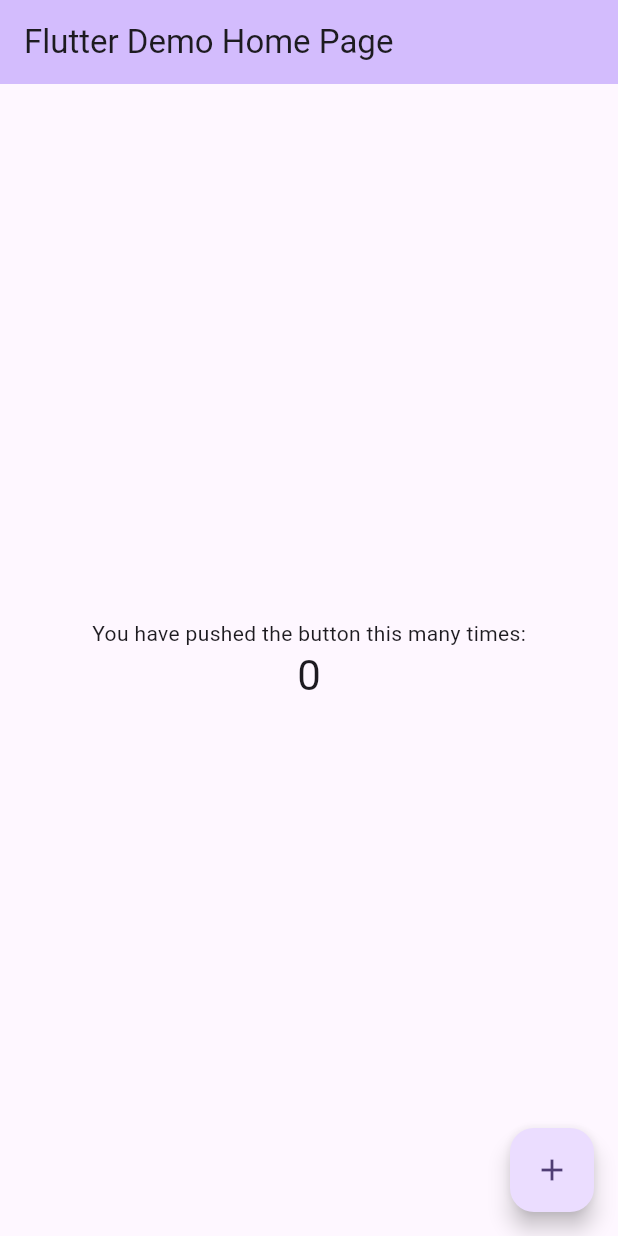
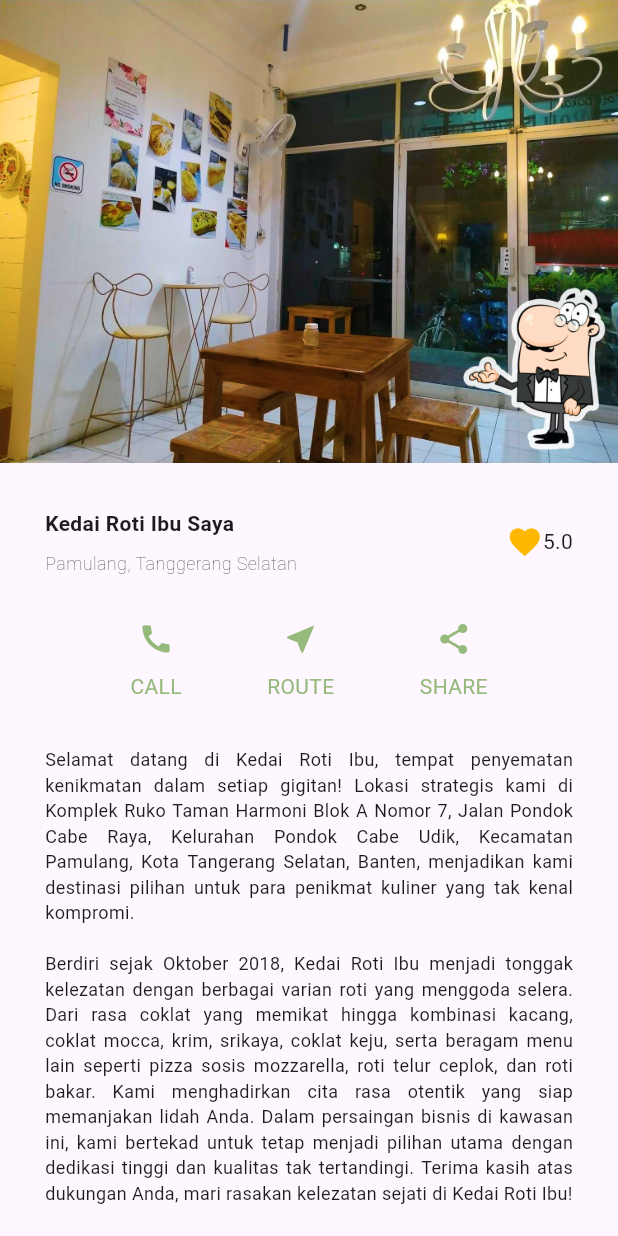
Before and after one commit to rizkijanuar/bwa_kedairoti, a Flutter app: the screen it shows after launch, on a phone screen of 412 x 824 dp. Run offline on Flutter 3.47's test engine with Material 3 defaults, Android fonts, the light colour scheme and no system bars.

Commit message:
grinding slcing ui homepage

```diff
--- a/analysis_options.yaml
+++ b/analysis_options.yaml
@@ -7,7 +7,7 @@
 
 # The following line activates a set of recommended lints for Flutter apps,
 # packages, and plugins designed to encourage good coding practices.
-include: package:flutter_lints/flutter.yaml
+# include: package:flutter_lints/flutter.yaml
 
 linter:
   # The lint rules applied to this project can be customized in the
@@ -23,6 +23,5 @@ linter:
   rules:
     # avoid_print: false  # Uncomment to disable the `avoid_print` rule
     # prefer_single_quotes: true  # Uncomment to enable the `prefer_single_quotes` rule
-
 # Additional information about this file can be found at
 # https://dart.dev/guides/language/analysis-options
--- /dev/null
+++ b/lib/home_page.dart
@@ -0,0 +1,143 @@
+import 'package:flutter/material.dart';
+
+class HomePage extends StatelessWidget {
+  @override
+  Widget build(BuildContext context) {
+    return Scaffold(
+      body: SafeArea(
+        child: SingleChildScrollView(
+          child: Column(
+            crossAxisAlignment: CrossAxisAlignment.start,
+            children: [
+              Image.asset(
+                "assets/image.png",
+              ),
+              SizedBox(
+                height: 30,
+              ),
+              Padding(
+                padding: EdgeInsets.symmetric(
+                  horizontal: 30,
+                ),
+                child: Row(
+                  mainAxisAlignment: MainAxisAlignment.spaceBetween,
+                  children: [
+                    Column(
+                      crossAxisAlignment: CrossAxisAlignment.start,
+                      children: [
+                        Text(
+                          "Kedai Roti Ibu Saya",
+                          style: TextStyle(
+                            fontWeight: FontWeight.w700,
+                          ),
+                        ),
+                        SizedBox(
+                          height: 8,
+                        ),
+                        Text(
+                          "Pamulang, Tanggerang Selatan",
+                          style: TextStyle(
+                            fontWeight: FontWeight.w100,
+                            fontSize: 12,
+                          ),
+                        ),
+                      ],
+                    ),
+                    Row(
+                      children: [
+                        Icon(
+                          Icons.favorite,
+                          color: Color(0xffFFB800),
+                        ),
+                        Text("5.0")
+                      ],
+                    ),
+                  ],
+                ),
+              ),
+              SizedBox(
+                height: 30,
+              ),
+              Padding(
+                padding: EdgeInsets.symmetric(
+                  horizontal: 30,
+                ),
+                child: Row(
+                  mainAxisAlignment: MainAxisAlignment.spaceEvenly,
+                  children: [
+                    Column(
+                      children: [
+                        Icon(
+                          Icons.call,
+                          color: Color(0xff96BA7C),
+                        ),
+                        SizedBox(
+                          height: 10,
+                        ),
+                        Text(
+                          "CALL",
+                          style: TextStyle(
+                            color: Color(0xff96BA7C),
+                          ),
+                        ),
+                      ],
+                    ),
+                    Column(
+                      children: [
+                        Icon(
+                          Icons.near_me,
+                          color: Color(0xff96BA7C),
+                        ),
+                        SizedBox(
+                          height: 10,
+                        ),
+                        Text(
+                          "ROUTE",
+                          style: TextStyle(
+                            color: Color(0xff96BA7C),
+                          ),
+                        ),
+                      ],
+                    ),
+                    Column(
+                      children: [
+                        Icon(
+                          Icons.share,
+                          color: Color(0xff96BA7C),
+                        ),
+                        SizedBox(
+                          height: 10,
+                        ),
+                        Text(
+                          "SHARE",
+                          style: TextStyle(
+                            color: Color(0xff96BA7C),
+                          ),
+                        ),
+                      ],
+                    ),
+                  ],
+                ),
+              ),
+              SizedBox(
+                height: 30,
+              ),
+              Padding(
+                padding: EdgeInsets.symmetric(
+                  horizontal: 30,
+                ),
+                child: Text(
+                  "Selamat datang di Kedai Roti Ibu, tempat penyematan kenikmatan dalam setiap gigitan! Lokasi strategis kami di Komplek Ruko Taman Harmoni Blok A Nomor 7, Jalan Pondok Cabe Raya, Kelurahan Pondok Cabe Udik, Kecamatan Pamulang, Kota Tangerang Selatan, Banten, menjadikan kami destinasi pilihan untuk para penikmat kuliner yang tak kenal kompromi.\n\nBerdiri sejak Oktober 2018, Kedai Roti Ibu menjadi tonggak kelezatan dengan berbagai varian roti yang menggoda selera. Dari rasa coklat yang memikat hingga kombinasi kacang, coklat mocca, krim, srikaya, coklat keju, serta beragam menu lain seperti pizza sosis mozzarella, roti telur ceplok, dan roti bakar. Kami menghadirkan cita rasa otentik yang siap memanjakan lidah Anda. Dalam persaingan bisnis di kawasan ini, kami bertekad untuk tetap menjadi pilihan utama dengan dedikasi tinggi dan kualitas tak tertandingi. Terima kasih atas dukungan Anda, mari rasakan kelezatan sejati di Kedai Roti Ibu!",
+                  style: TextStyle(
+                    fontSize: 12,
+                  ),
+                  textAlign: TextAlign.justify,
+                ),
+              ),
+            ],
+          ),
+        ),
+      ),
+    );
+  }
+}
--- a/lib/main.dart
+++ b/lib/main.dart
@@ -1,125 +1,13 @@
+import 'package:bwa_kedairoti/home_page.dart';
 import 'package:flutter/material.dart';
 
-void main() {
-  runApp(const MyApp());
-}
+void main() => runApp(MyApp());
 
 class MyApp extends StatelessWidget {
-  const MyApp({super.key});
-
-  // This widget is the root of your application.
   @override
   Widget build(BuildContext context) {
     return MaterialApp(
-      title: 'Flutter Demo',
-      theme: ThemeData(
-        // This is the theme of your application.
-        //
-        // TRY THIS: Try running your application with "flutter run". You'll see
-        // the application has a purple toolbar. Then, without quitting the app,
-        // try changing the seedColor in the colorScheme below to Colors.green
-        // and then invoke "hot reload" (save your changes or press the "hot
-        // reload" button in a Flutter-supported IDE, or press "r" if you used
-        // the command line to start the app).
-        //
-        // Notice that the counter didn't reset back to zero; the application
-        // state is not lost during the reload. To reset the state, use hot
-        // restart instead.
-        //
-        // This works for code too, not just values: Most code changes can be
-        // tested with just a hot reload.
-        colorScheme: ColorScheme.fromSeed(seedColor: Colors.deepPurple),
-        useMaterial3: true,
-      ),
-      home: const MyHomePage(title: 'Flutter Demo Home Page'),
+      home: HomePage(),
     );
   }
 }
-
-class MyHomePage extends StatefulWidget {
-  const MyHomePage({super.key, required this.title});
-
-  // This widget is the home page of your application. It is stateful, meaning
-  // that it has a State object (defined below) that contains fields that affect
-  // how it looks.
-
-  // This class is the configuration for the state. It holds the values (in this
-  // case the title) provided by the parent (in this case the App widget) and
-  // used by the build method of the State. Fields in a Widget subclass are
-  // always marked "final".
-
-  final String title;
-
-  @override
-  State<MyHomePage> createState() => _MyHomePageState();
-}
-
-class _MyHomePageState extends State<MyHomePage> {
-  int _counter = 0;
-
-  void _incrementCounter() {
-    setState(() {
-      // This call to setState tells the Flutter framework that something has
-      // changed in this State, which causes it to rerun the build method below
-      // so that the display can reflect the updated values. If we changed
-      // _counter without calling setState(), then the build method would not be
-      // called again, and so nothing would appear to happen.
-      _counter++;
-    });
-  }
-
-  @override
-  Widget build(BuildContext context) {
-    // This method is rerun every time setState is called, for instance as done
-    // by the _incrementCounter method above.
-    //
-    // The Flutter framework has been optimized to make rerunning build methods
-    // fast, so that you can just rebuild anything that needs updating rather
-    // than having to individually change instances of widgets.
-    return Scaffold(
-      appBar: AppBar(
-        // TRY THIS: Try changing the color here to a specific color (to
-        // Colors.amber, perhaps?) and trigger a hot reload to see the AppBar
-        // change color while the other colors stay the same.
-        backgroundColor: Theme.of(context).colorScheme.inversePrimary,
-        // Here we take the value from the MyHomePage object that was created by
-        // the App.build method, and use it to set our appbar title.
-        title: Text(widget.title),
-      ),
-      body: Center(
-        // Center is a layout widget. It takes a single child and positions it
-        // in the middle of the parent.
-        child: Column(
-          // Column is also a layout widget. It takes a list of children and
-          // arranges them vertically. By default, it sizes itself to fit its
-          // children horizontally, and tries to be as tall as its parent.
-          //
-          // Column has various properties to control how it sizes itself and
-          // how it positions its children. Here we use mainAxisAlignment to
-          // center the children vertically; the main axis here is the vertical
-          // axis because Columns are vertical (the cross axis would be
-          // horizontal).
-          //
-          // TRY THIS: Invoke "debug painting" (choose the "Toggle Debug Paint"
-          // action in the IDE, or press "p" in the console), to see the
-          // wireframe for each widget.
-          mainAxisAlignment: MainAxisAlignment.center,
-          children: <Widget>[
-            const Text(
-              'You have pushed the button this many times:',
-            ),
-            Text(
-              '$_counter',
-              style: Theme.of(context).textTheme.headlineMedium,
-            ),
-          ],
-        ),
-      ),
-      floatingActionButton: FloatingActionButton(
-        onPressed: _incrementCounter,
-        tooltip: 'Increment',
-        child: const Icon(Icons.add),
-      ), // This trailing comma makes auto-formatting nicer for build methods.
-    );
-  }
-}
```
Also changed, not shown: pubspec.yaml (+4 -7 lines), assets/image.png (added).
